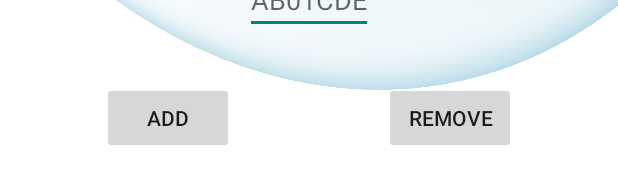
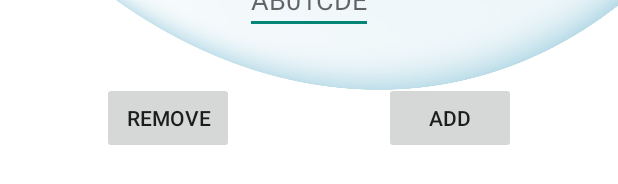
Before and after one commit to MoRommy/HomeShield-Android-App, an Android app built with Jetpack Compose: the layout frame_whitelist.xml on its own in the app's theme, with its tools: preview values and no code run, on a phone screen of 412 x 824 dp. Shown: the part 1034-1218 px from the top of the screen. Run offline under Robolectric (Android 15) with nearby library versions, the phone set to English and light mode, and no system bars.

Commit message:
implemented device history functionality

```diff
--- a/app/build.gradle.kts
+++ b/app/build.gradle.kts
@@ -2,6 +2,7 @@ plugins {
     id("com.android.application")
     id("org.jetbrains.kotlin.android")
     id("com.google.gms.google-services")
+    id("kotlinx-serialization")
 }
 
 android {
@@ -53,6 +54,9 @@ android {
 
 dependencies {
 
+    implementation ("androidx.appcompat:appcompat:1.7.0")
+    implementation ("com.google.code.gson:gson:2.10")
+    implementation("org.jetbrains.kotlinx:kotlinx-serialization-json:1.5.0")
     implementation("androidx.fragment:fragment-ktx:1.8.0")
     implementation (files("../libs/serviceLibrary-release.aar"))
     implementation ("org.eclipse.paho:org.eclipse.paho.client.mqttv3:1.2.5")
--- a/app/src/main/res/layout/frame_device_history.xml
+++ b/app/src/main/res/layout/frame_device_history.xml
@@ -22,10 +22,11 @@
 
         <androidx.recyclerview.widget.RecyclerView
             android:id="@+id/deviceHistoryRecyclerview"
-            android:layout_width="wrap_content"
+            android:layout_width="match_parent"
             android:layout_height="650dp"
             app:layout_constraintTop_toBottomOf="@id/deviceHistoryPageTitle"
             app:layout_constraintStart_toStartOf="parent"
+            app:layout_constraintStart_toEndOf="parent"
             android:layout_margin="32dp"
             />
 
--- a/app/src/main/res/layout/frame_whitelist.xml
+++ b/app/src/main/res/layout/frame_whitelist.xml
@@ -50,25 +50,25 @@
         />
 
     <Button
+        android:id="@+id/removePlateIdButton"
+        android:layout_width="wrap_content"
+        android:layout_height="wrap_content"
+        app:layout_constraintStart_toStartOf="parent"
+        app:layout_constraintEnd_toStartOf="@id/addPlateIdButton"
+        app:layout_constraintBottom_toBottomOf="parent"
+        android:text="REMOVE"
+        android:layout_margin="32dp"
+        />
+
+    <Button
         android:id="@+id/addPlateIdButton"
         android:layout_width="wrap_content"
         android:layout_height="wrap_content"
-        app:layout_constraintStart_toStartOf="parent"
-        app:layout_constraintEnd_toStartOf="@id/removePlateIdButton"
+        app:layout_constraintStart_toEndOf="@id/removePlateIdButton"
+        app:layout_constraintEnd_toEndOf="parent"
         app:layout_constraintBottom_toBottomOf="parent"
         android:text="ADD"
         android:layout_margin="32dp"
         />
 
-    <Button
-        android:id="@+id/removePlateIdButton"
-        android:layout_width="wrap_content"
-        android:layout_height="wrap_content"
-        app:layout_constraintStart_toEndOf="@id/addPlateIdButton"
-        app:layout_constraintEnd_toEndOf="parent"
-        app:layout_constraintBottom_toBottomOf="parent"
-        android:text="REMOVE"
-        android:layout_margin="32dp"
-        />
-
 </androidx.constraintlayout.widget.ConstraintLayout>
--- a/build.gradle.kts
+++ b/build.gradle.kts
@@ -7,4 +7,5 @@ buildscript {
 plugins {
     id("com.android.application") version "8.2.2" apply false
     id("org.jetbrains.kotlin.android") version "1.9.0" apply false
+    id("org.jetbrains.kotlin.plugin.serialization") version "1.5.0"
 }
```
Also changed, not shown: app/src/main/java/com/example/homeshield/DeviceHistoryAdapter.kt (+16 -7 lines), app/src/main/java/com/example/homeshield/DeviceHistoryFrame.kt (+48 -5 lines), app/src/main/java/com/example/homeshield/WhitelistFrame.kt (+4 -12 lines), app/src/main/res/layout/card_event.xml (+4 -5 lines).
